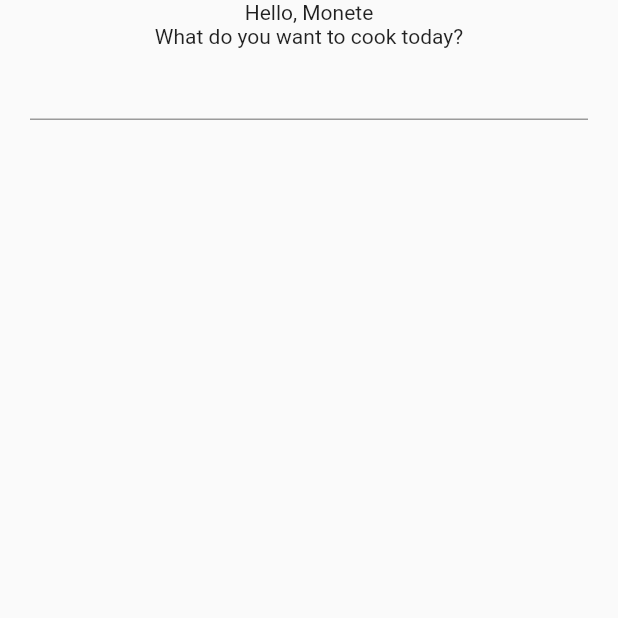
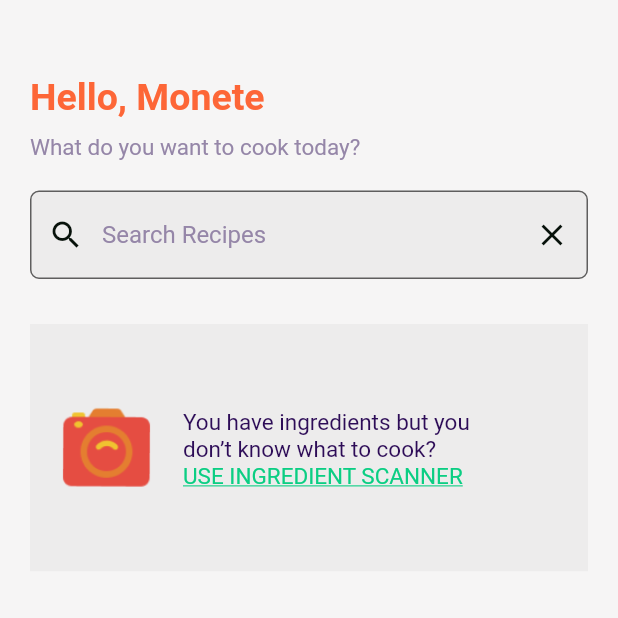
Before and after one commit to SamraBisrat/bet-yaferaw, a Flutter app: the Home screen opened directly, on a phone screen of 412 x 824 dp, the top half of it. Run offline on Flutter 3.47's test engine with Material 2 defaults, Android fonts, the phone set to English and light mode, and no system bars; missing offline and left inert: search_widget.

Commit message:
home, splash, camera_scanner_information, pub.yaml

```diff
--- a/lib/Components/HomeComponent/home.dart
+++ b/lib/Components/HomeComponent/home.dart
@@ -1,4 +1,6 @@
+import 'package:bet_yaferaw/ReusableComponents/camera_scanner_information.dart';
 import 'package:flutter/material.dart';
+import 'package:search_widget/search_widget.dart';
 
 class Home extends StatefulWidget {
   @override
@@ -6,22 +8,69 @@ class Home extends StatefulWidget {
 }
 
 class _HomeState extends State<Home> {
+  TextEditingController _searchController = new TextEditingController();
   @override
   Widget build(BuildContext context) {
-    return Container(
-      padding: EdgeInsets.symmetric(horizontal: 20),
+    return Scaffold(
+        body: Container(
+      margin: MediaQuery.of(context).padding,
+      color: Color(0xffF6F5F5),
+      padding: EdgeInsets.symmetric(horizontal: 20, vertical: 10),
       child: Column(
+        crossAxisAlignment: CrossAxisAlignment.start,
         children: [
-          Text("Hello, Monete"),
-          Text("What do you want to cook today?"),
-          TextFormField(
-            keyboardType: TextInputType.text,
+          Padding(
+              padding: EdgeInsets.only(top: 40),
+              child: Text(
+                "Hello, Monete",
+                style: TextStyle(
+                    color: Color(0xffFD6637),
+                    fontSize: 25,
+                    fontWeight: FontWeight.bold),
+              )),
+          Padding(
+            padding: EdgeInsets.only(top: 10),
+            child: Text(
+              "What do you want to cook today?",
+              style: TextStyle(
+                  color: Color(0xff9586A8),
+                  fontSize: 15,
+                  fontWeight: FontWeight.normal),
             ),
-          Container(
-            //recipe card
+          ),
+          Padding(
+            padding: EdgeInsets.only(top: 20),
+            child: TextFormField(
+              cursorColor: Color(0xff07110A),
+              controller: _searchController,
+              decoration: InputDecoration(
+                fillColor: Color(0xffC4C4C4).withOpacity(0.18),
+                filled: true,
+                // labelText: "Search",
+                hintText: "Search Recipes",
+                hintStyle: TextStyle(color: Color(0xff9586A8)),
+                prefixIcon: Icon(
+                  Icons.search,
+                  color: Color(0xff07110A),
+                ),
+                suffixIcon: IconButton(
+                    icon: Icon(Icons.clear, color: Color(0xff07110A)),
+                    onPressed: () {
+                      _searchController.clear();
+                    }),
+                border: OutlineInputBorder(
+                  borderSide: BorderSide(color: Colors.transparent),
+                  borderRadius: BorderRadius.circular(6.0),
+                ),
+              ),
+            ),
+          ),
+          Padding(
+            padding: EdgeInsets.only(top: 30),
+            child: CameraScannerInformation(),
           )
         ],
       ),
-    );
+    ));
   }
 }
--- a/lib/Components/SplashScreenComponent/splash_screen.dart
+++ b/lib/Components/SplashScreenComponent/splash_screen.dart
@@ -1,4 +1,8 @@
+import 'dart:async';
+
+import 'package:bet_yaferaw/Components/HomeComponent/home.dart';
 import 'package:flutter/cupertino.dart';
+import 'package:flutter/material.dart';
 
 class SplashScreen extends StatefulWidget {
   @override
@@ -6,6 +10,15 @@ class SplashScreen extends StatefulWidget {
 }
 
 class _SplashScreenState extends State<SplashScreen> {
+  @override
+  void initState() {
+    super.initState();
+    Timer(
+        Duration(seconds: 2),
+        () => Navigator.pushReplacement(
+            context, MaterialPageRoute(builder: (context) => Home())));
+  }
+
   @override
   Widget build(BuildContext context) {
     return Container(
--- /dev/null
+++ b/lib/ReusableComponents/camera_scanner_information.dart
@@ -0,0 +1,45 @@
+import 'package:flutter/gestures.dart';
+import 'package:flutter/material.dart';
+
+class CameraScannerInformation extends StatelessWidget {
+  @override
+  Widget build(BuildContext context) {
+    double height = MediaQuery.of(context).size.height;
+    return Container(
+      color: Color(0xffC4C4C4).withOpacity(0.18),
+      alignment: Alignment.center,
+      child: SizedBox(
+        height: height / 5,
+        child: Column(mainAxisAlignment: MainAxisAlignment.center, children: [
+          ListTile(
+              leading: Container(
+                height: 70,
+                width: 70,
+                decoration: BoxDecoration(
+                    image: DecorationImage(
+                        image: AssetImage("assets/images/image 4.png"),
+                        fit: BoxFit.cover)),
+              ),
+              title: Wrap(children: [
+                Text('You have ingredients but you \ndon’t know what to cook?',
+                    style: TextStyle(color: Color(0xff2D0C57), fontSize: 15))
+              ]),
+              subtitle: Wrap(children: [
+                RichText(
+                    text: TextSpan(
+                        text: 'Use ingredient scanner'.toUpperCase(),
+                        style: TextStyle(
+                          decoration: TextDecoration.underline,
+                          color: Color(0xff0BCE83),
+                          fontSize: 15,
+                        ),
+                        recognizer: TapGestureRecognizer()
+                          ..onTap = () {
+                            print("hellow");
+                          })),
+              ])),
+        ]),
+      ),
+    );
+  }
+}
--- a/lib/main.dart
+++ b/lib/main.dart
@@ -3,8 +3,6 @@ import 'package:flutter/material.dart';
 import 'package:provider/provider.dart';
 
 import 'Components/SplashScreenComponent/splash_screen.dart';
-
-
 
 void main() {
   runApp(
@@ -18,6 +16,6 @@ void main() {
 class MyApp extends StatelessWidget {
   @override
   Widget build(BuildContext context) {
-    return MaterialApp(home: SplashScreen());
+    return MaterialApp(debugShowCheckedModeBanner: false, home: SplashScreen());
   }
 }
--- a/pubspec.yaml
+++ b/pubspec.yaml
@@ -28,6 +28,8 @@ dependencies:
   # Use with the CupertinoIcons class for iOS style icons.
   cupertino_icons: ^1.0.0
   provider: ^4.0.0
+  search_widget: ^1.0.2
+  flutter_svg: ^0.22.0
 
 dev_dependencies:
   flutter_test:
```
Also changed, not shown: assets/images/image 4.png (added), assets/images/image 4.svg (deleted), 4 other files.
